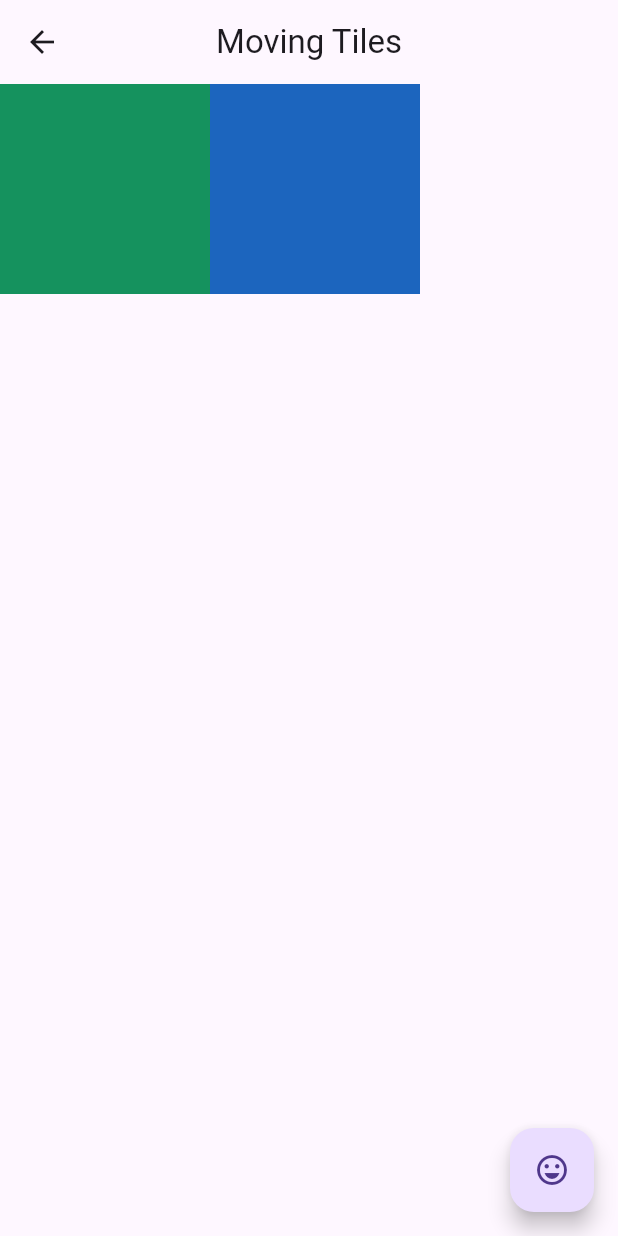
After one commit to ErebosXkr/TP2_JURAN_SAAD, a Flutter app: the PositionedTiles screen opened directly, after a tap on the "sentiment very satisfied" icon, on a phone screen of 412 x 824 dp. The commit adds this screen. Run offline on Flutter 3.47's test engine with Material 3 defaults, Android fonts, the phone set to English and light mode, and no system bars.

Commit message:
exo 6 début

```diff
--- /dev/null
+++ b/taquin/lib/pages/exo6.dart
@@ -0,0 +1,77 @@
+import 'package:flutter/material.dart';
+import 'dart:math' as math;
+
+// ==============
+// Models
+// ==============
+
+math.Random random = math.Random();
+
+class Tile {
+  late Color color;
+
+  Tile(this.color);
+  Tile.randomColor() {
+    color = Color.fromARGB(
+        255, random.nextInt(256), random.nextInt(256), random.nextInt(256));
+  }
+}
+
+// ==============
+// Widgets
+// ==============
+
+class TileWidget extends StatelessWidget {
+  final Tile tile;
+
+  TileWidget(this.tile, {Key? key}) : super(key: key);
+
+  @override
+  Widget build(BuildContext context) {
+    return coloredBox();
+  }
+
+  Widget coloredBox() {
+    return Container(
+      color: tile.color,
+      child: const Padding(
+        padding: EdgeInsets.all(70.0),
+      ),
+    );
+  }
+}
+
+void main() => runApp(MaterialApp(home: PositionedTiles()));
+
+class PositionedTiles extends StatefulWidget {
+  @override
+  State<StatefulWidget> createState() => PositionedTilesState();
+}
+
+class PositionedTilesState extends State<PositionedTiles> {
+  List<Widget> tiles = List<Widget>.generate(
+    2,
+    (index) => TileWidget(Tile.randomColor(), key: UniqueKey()),
+  );
+
+  @override
+  Widget build(BuildContext context) {
+    return Scaffold(
+      appBar: AppBar(
+        title: const Text('Moving Tiles'),
+        centerTitle: true,
+      ),
+      body: Row(children: tiles),
+      floatingActionButton: FloatingActionButton(
+        child: const Icon(Icons.sentiment_very_satisfied),
+        onPressed: swapTiles,
+      ),
+    );
+  }
+
+  void swapTiles() {
+    setState(() {
+      tiles.insert(1, tiles.removeAt(0));
+    });
+  }
+}
--- a/taquin/lib/pages/home.dart
+++ b/taquin/lib/pages/home.dart
@@ -1,6 +1,7 @@
 import 'package:flutter/material.dart';
 import 'package:taquin/pages/exo4.dart';
 import 'package:taquin/pages/exo2.dart';
+import 'package:taquin/pages/exo6.dart';
 
 class Home extends StatelessWidget{
   const Home({super.key});
@@ -37,14 +38,23 @@ class Home extends StatelessWidget{
               title: Text("Exo 4", style: TextStyle(color: Colors.white), textAlign: TextAlign.center,),
               onTap: () {
                 Navigator.push(context,
-                // remplacer Scaffold() par la bonne page
                   MaterialPageRoute(builder: (context) => DisplayTileWidget())
                 );
               },
             ),
           ),
 
-
+          Card(
+            color: Colors.blue,
+            child: ListTile(
+              title: Text("Exo 6", style: TextStyle(color: Colors.white), textAlign: TextAlign.center,),
+              onTap: () {
+                Navigator.push(context,
+                  MaterialPageRoute(builder: (context) => PositionedTiles())
+                );
+              },
+            ),
+          ),
 
         ],
       )
```
